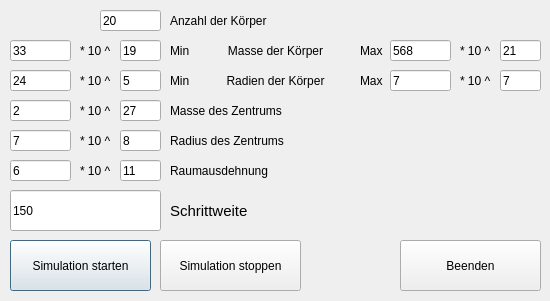
This is default/simulator_ui.ui in LarsFle/Prog3 as Qt 5 draws it before an edit. The edited form follows.
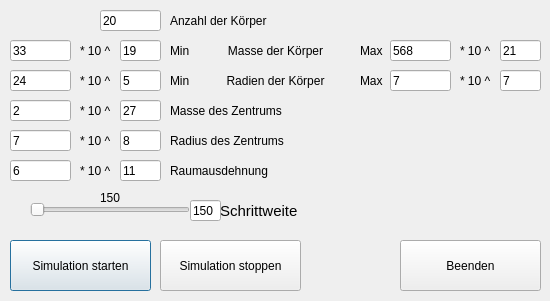
This is the edited form.

Commit message: added slider for stepscale

```diff
--- a/default/simulator_ui.ui
+++ b/default/simulator_ui.ui
@@ -223,10 +223,10 @@
   <widget class="QLineEdit" name="stepScale">
    <property name="geometry">
     <rect>
-     <x>10</x>
-     <y>190</y>
-     <width>151</width>
-     <height>41</height>
+     <x>190</x>
+     <y>200</y>
+     <width>31</width>
+     <height>21</height>
     </rect>
    </property>
    <property name="text">
@@ -236,7 +236,7 @@
   <widget class="QLabel" name="label_11">
    <property name="geometry">
     <rect>
-     <x>170</x>
+     <x>220</x>
      <y>190</y>
      <width>141</width>
      <height>41</height>
@@ -514,6 +514,32 @@
     <string>* 10 ^</string>
    </property>
   </widget>
+  <widget class="QLabel" name="slider_label">
+   <property name="geometry">
+    <rect>
+     <x>100</x>
+     <y>190</y>
+     <width>21</width>
+     <height>16</height>
+    </rect>
+   </property>
+   <property name="text">
+    <string>150</string>
+   </property>
+  </widget>
+  <widget class="QSlider" name="slider">
+   <property name="geometry">
+    <rect>
+     <x>30</x>
+     <y>200</y>
+     <width>160</width>
+     <height>19</height>
+    </rect>
+   </property>
+   <property name="orientation">
+    <enum>Qt::Horizontal</enum>
+   </property>
+  </widget>
  </widget>
  <resources/>
  <connections/>
```
The commit also changes 10 other files.
